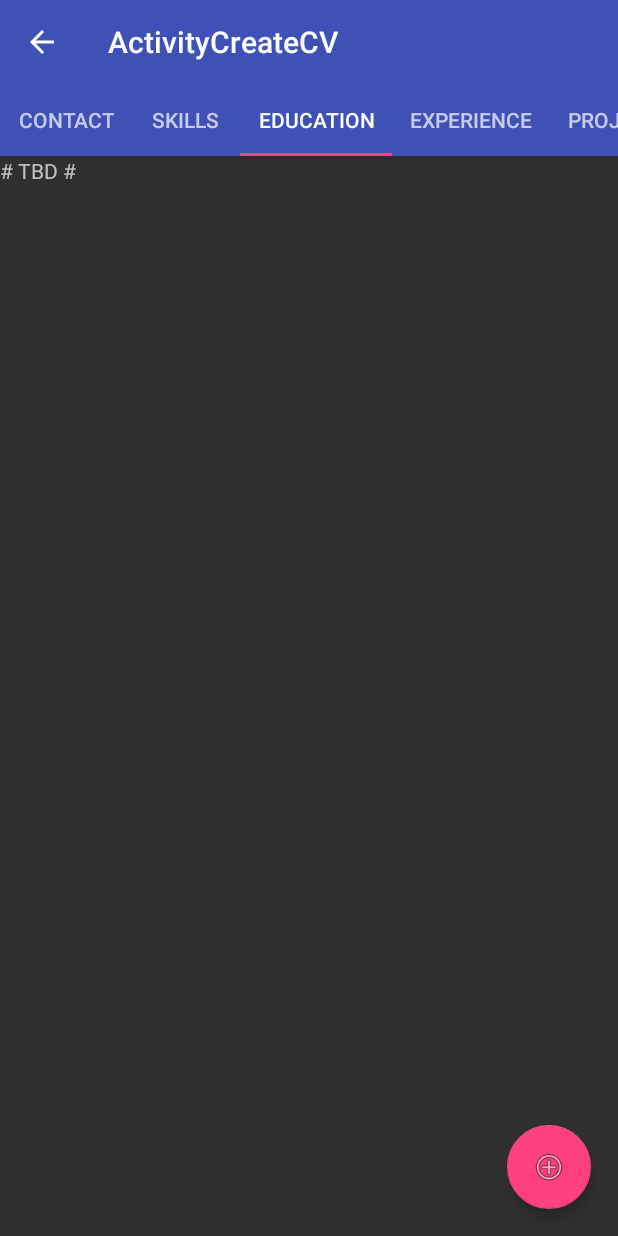
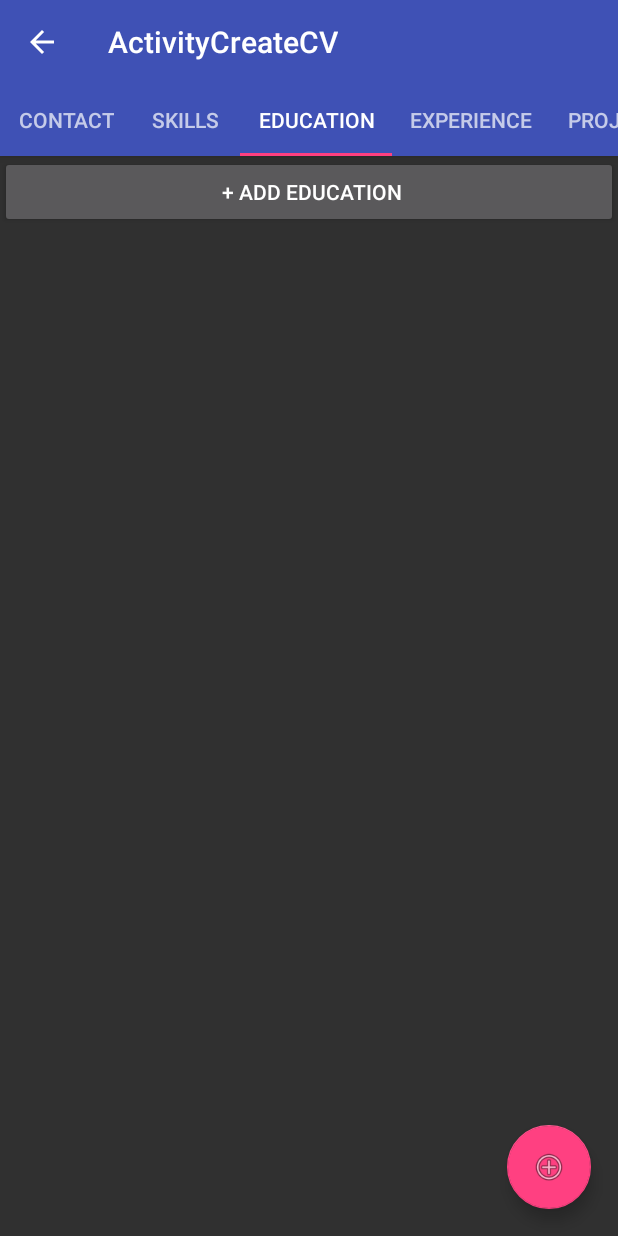
Before and after one commit to tpetru/CV_Inteligent, an Android app: the screen it shows after launch (ActivityCreateCV), tab 3 chosen, on a phone screen of 412 x 824 dp. Run offline under Robolectric (Android 15) with nearby library versions, the phone set to English and light mode, and no system bars; 3 statements that could not run were skipped.

Commit message:
Add EducationData and ExperienceData to Activity 'Create CV'. Remove ContactData on Activity 'Create CV'.

```diff
--- a/app/src/main/java/com/example/user/licenta2/Backend/SkillListAdapter.java
+++ b/app/src/main/java/com/example/user/licenta2/Backend/SkillListAdapter.java
@@ -8,42 +8,38 @@ import android.view.ViewGroup;
 import android.widget.ArrayAdapter;
 import android.widget.TextView;
 
-import com.example.user.licenta2.Fragments.Fragment_Skills;
 import com.example.user.licenta2.MyClasses.Skill;
 import com.example.user.licenta2.R;
 
 import java.util.ArrayList;
-import java.util.List;
 
 public class SkillListAdapter extends ArrayAdapter<Skill> {
-    private Activity context;
-    private ArrayList<Skill> skills;
+    private Context context;
+    private ArrayList<Skill> skillsAdapter;
 
-    public SkillListAdapter(Activity context, ArrayList<Skill> _skills) {
+    public SkillListAdapter(Context context, ArrayList<Skill> _skills) {
         super(context, 0, _skills);
         this.context = context;
-        this.skills = _skills;
+        this.skillsAdapter = _skills;
     }
 
 
     @Override
     public View getView(int position, View convertView, ViewGroup parent) {
 
-
         View view;
 
         // Get the view
         view = convertView;
         if(view == null) {
-            view = LayoutInflater.from(context).inflate(R.layout.skills_list, parent, false);
+            view = LayoutInflater.from(context).inflate(R.layout.list_skills, parent, false);
         }
 
 
-        if(skills.size() == 0) return view;
+        if(skillsAdapter.size() == 0) return view;
 
         // Get the Skill Object from position position.
-//        Skill skill = getItem(position);
-        Skill skill = skills.get(position);
+        Skill skill = skillsAdapter.get(position);
 
         // Get the TextView from layout
         TextView line1 = view.findViewById(R.id.tv_SkillsList_line1);
--- a/app/src/main/java/com/example/user/licenta2/CV.java
+++ b/app/src/main/java/com/example/user/licenta2/CV.java
@@ -18,8 +18,8 @@ public class CV implements Parcelable {
     private String country, city, cod_postal;
     private String phoneNumber, email;
     private ArrayList<Skill> skills;
-    private List<Education> education;
-    private List<Experience> experiences;
+    private ArrayList<Education> education;
+    private ArrayList<Experience> experiences;
     private List<Project> projects;
     private List<Communication> communications;
 
@@ -162,19 +162,19 @@ public class CV implements Parcelable {
         this.skills = skills;
     }
 
-    public List<Education> getEducation() {
+    public ArrayList<Education> getEducation() {
         return education;
     }
 
-    public void setEducation(List<Education> education) {
+    public void setEducation(ArrayList<Education> education) {
         this.education = education;
     }
 
-    public List<Experience> getExperiences() {
+    public ArrayList<Experience> getExperiences() {
         return experiences;
     }
 
-    public void setExperiences(List<Experience> experiences) {
+    public void setExperiences(ArrayList<Experience> experiences) {
         this.experiences = experiences;
     }
 
--- a/app/src/main/java/com/example/user/licenta2/Fragments/Fragment_Contact.java
+++ b/app/src/main/java/com/example/user/licenta2/Fragments/Fragment_Contact.java
@@ -2,15 +2,24 @@ package com.example.user.licenta2.Fragments;
 
 import android.os.Bundle;
 import android.support.v4.app.Fragment;
-import android.support.v4.app.FragmentTransaction;
+import android.util.Log;
 import android.view.LayoutInflater;
 import android.view.View;
 import android.view.ViewGroup;
+import android.widget.ArrayAdapter;
+import android.widget.Button;
+import android.widget.EditText;
+import android.widget.ListView;
 
+import com.example.user.licenta2.CV;
 import com.example.user.licenta2.R;
 
 
-public class Fragment_Contact extends Fragment {
+public class Fragment_Contact extends Fragment implements View.OnClickListener {
+
+    private ArrayAdapter<String> adapterContact;
+    private EditText et_cv_firstname, et_cv_middlename, et_cv_lastname, et_cv_country, et_cv_city, et_cv_zip, et_cv_phone, et_cv_email;
+    private Button updateContactBtn;
 
     public Fragment_Contact() {
         // Required empty public constructor
@@ -26,6 +35,116 @@ public class Fragment_Contact extends Fragment {
                              Bundle savedInstanceState) {
 
         // Inflate the layout for this fragment
-        return inflater.inflate(R.layout.fragment_fragment__contact, container, false);
+        View rootView = inflater.inflate(R.layout.fragment_fragment__contact, container, false);
+
+        // AddSkill Button
+        updateContactBtn = (Button) rootView.findViewById(R.id.btnUpdateContact);
+        updateContactBtn.setOnClickListener(this);
+
+        // Get CV from ActivityCreateCV
+        Bundle data = getActivity().getIntent().getExtras();
+        CV cv = data.getParcelable("newCV");
+
+        final ListView listView = (ListView) rootView.findViewById(R.id.lv_currentContact);
+        listView.setAdapter(adapterContact);
+
+
+
+        et_cv_firstname = (EditText) rootView.findViewById(R.id.et_contact_firstname);
+        et_cv_middlename = (EditText) rootView.findViewById(R.id.et_contact_middlename);
+        et_cv_lastname = (EditText) rootView.findViewById(R.id.et_contact_lastname);
+        et_cv_country = (EditText) rootView.findViewById(R.id.et_contact_country);
+        et_cv_city = (EditText) rootView.findViewById(R.id.et_contact_city);
+        et_cv_zip = (EditText) rootView.findViewById(R.id.et_contact_zip);
+        et_cv_phone = (EditText) rootView.findViewById(R.id.et_contact_phoneNumber);
+        et_cv_email = (EditText) rootView.findViewById(R.id.et_contact_email);
+
+        et_cv_firstname.setText(cv.getFirstName());
+        et_cv_middlename.setText(cv.getMiddleName());
+        et_cv_lastname.setText(cv.getLastName());
+        et_cv_country.setText(cv.getCountry());
+        et_cv_city.setText(cv.getCity());
+        et_cv_zip.setText(cv.getCod_postal());
+        et_cv_phone.setText(cv.getPhoneNumber());
+        et_cv_email.setText(cv.getEmail());
+
+        adapterContact = new ArrayAdapter<String>(getActivity().getApplicationContext(), 0);
+        adapterContact.add(et_cv_firstname.getText().toString());
+        adapterContact.add(et_cv_middlename.getText().toString());
+        adapterContact.add(et_cv_lastname.getText().toString());
+        adapterContact.add(et_cv_country.getText().toString());
+        adapterContact.add(et_cv_city.getText().toString());
+        adapterContact.add(et_cv_zip.getText().toString());
+        adapterContact.add(et_cv_phone.getText().toString());
+        adapterContact.add(et_cv_email.getText().toString());
+
+        return rootView;
+    }
+
+    @Override
+    public void onClick(View v) {
+        switch (v.getId()) {
+            case R.id.btnUpdateContact:
+                adapterContact.clear();
+
+                if(et_cv_firstname.getText().toString().length() != 0)
+                    adapterContact.add(et_cv_firstname.getText().toString());
+                else
+                    adapterContact.add(null);
+
+
+                if(et_cv_middlename.getText().toString().length() != 0)
+                    adapterContact.add(et_cv_middlename.getText().toString());
+                else
+                    adapterContact.add(null);
+
+
+                if(et_cv_lastname.getText().toString().length() != 0)
+                    adapterContact.add(et_cv_lastname.getText().toString());
+                else
+                    adapterContact.add(null);
+
+
+                if(et_cv_country.getText().toString().length() != 0)
+                    adapterContact.add(et_cv_country.getText().toString());
+                else
+                    adapterContact.add(null);
+
+
+                if(et_cv_city.getText().toString().length() != 0)
+                    adapterContact.add(et_cv_city.getText().toString());
+                else
+                    adapterContact.add(null);
+
+
+                if(et_cv_zip.getText().toString().length() != 0)
+                    adapterContact.add(et_cv_zip.getText().toString());
+                else
+                    adapterContact.add(null);
+
+
+                if(et_cv_phone.getText().toString().length() != 0)
+                    adapterContact.add(et_cv_phone.getText().toString());
+                else
+                    adapterContact.add(null);
+
+
+                if(et_cv_email.getText().toString().length() != 0)
+                    adapterContact.add(et_cv_email.getText().toString());
+                else
+                    adapterContact.add(null);
+
+
+                adapterContact.notifyDataSetChanged();
+
+                break;
+
+                default:
+                    break;
+        }
+    }
+
+    public ArrayAdapter<String> getAdapterContact() {
+        return this.adapterContact;
     }
 }
--- a/app/src/main/java/com/example/user/licenta2/Fragments/Fragment_Skills.java
+++ b/app/src/main/java/com/example/user/licenta2/Fragments/Fragment_Skills.java
@@ -1,17 +1,13 @@
 package com.example.user.licenta2.Fragments;
 
-import android.app.Activity;
 import android.app.AlertDialog;
 import android.content.DialogInterface;
 import android.os.Bundle;
 import android.support.v4.app.Fragment;
-import android.support.v4.app.ListFragment;
-import android.util.Log;
 import android.view.LayoutInflater;
 import android.view.View;
 import android.view.ViewGroup;
 import android.widget.AdapterView;
-import android.widget.ArrayAdapter;
 import android.widget.Button;
 import android.widget.EditText;
 import android.widget.ListView;
@@ -21,17 +17,14 @@ import com.example.user.licenta2.Backend.SkillListAdapter;
 import com.example.user.licenta2.CV;
 import com.example.user.licenta2.MyClasses.Skill;
 import com.example.user.licenta2.R;
-import com.example.user.licenta2.UI.ActivityCreateCV;
 
 import java.util.ArrayList;
 import java.util.Random;
 
 
 public class Fragment_Skills extends Fragment implements View.OnClickListener {
-    private Button addSkillBtn;
-    private CV cv;
-//    private SkillListAdapter skillsAdapter;
-    private SkillListAdapter adapter;
+
+    private SkillListAdapter adapterSkills;
 
     public Fragment_Skills() {
         // Required empty public constructor
@@ -51,23 +44,23 @@ public class Fragment_Skills extends Fragment implements View.OnClickListener {
 
 
         // AddSkill Button
-        addSkillBtn = (Button) rootView.findViewById(R.id.btnAddSkill);
+        Button addSkillBtn = (Button) rootView.findViewById(R.id.btnAddSkill);
         addSkillBtn.setOnClickListener(this);
 
 
 
         // Get CV from ActivityCreateCV
         Bundle data = getActivity().getIntent().getExtras();
-        cv = data.getParcelable("newCV");
+        CV cv = data.getParcelable("newCV");
         final ArrayList<Skill> skills = cv.getSkills();
 
-        if(!(null == adapter))
-            adapter = null;
+        if(!(null == adapterSkills))
+            adapterSkills = null;
 
-        adapter = new SkillListAdapter(getActivity(), skills);
+        adapterSkills = new SkillListAdapter(getActivity().getApplicationContext(), skills);
 
         final ListView listView = (ListView) rootView.findViewById(R.id.lv_currentSkills);
-        listView.setAdapter(adapter);
+        listView.setAdapter(adapterSkills);
 
         listView.setOnItemClickListener(new AdapterView.OnItemClickListener() {
 
@@ -97,9 +90,9 @@ public class Fragment_Skills extends Fragment implements View.OnClickListener {
                         String newSkillTitle = skillTitle.getText().toString();
 
                         if(! newSkillTitle.isEmpty()) {
-                            adapter.getItem(position).setNume(newSkillTitle);
+                            adapterSkills.getItem(position).setNume(newSkillTitle);
 
-                            adapter.notifyDataSetChanged();
+                            adapterSkills.notifyDataSetChanged();
                             dialog.dismiss();
                         }
                         else {
@@ -115,8 +108,8 @@ public class Fragment_Skills extends Fragment implements View.OnClickListener {
                         String newSkillTitle = skillTitle.getText().toString();
 
                         if(! newSkillTitle.isEmpty()) {
-                            adapter.remove(selectedSkill);
-                            adapter.notifyDataSetChanged();
+                            adapterSkills.remove(selectedSkill);
+                            adapterSkills.notifyDataSetChanged();
                             dialog.dismiss();
                         }
                         else {
@@ -149,12 +142,12 @@ public class Fragment_Skills extends Fragment implements View.OnClickListener {
                 mBuilder.setPositiveButton("Add", new DialogInterface.OnClickListener() {
                     @Override
                     public void onClick(DialogInterface dialog, int id) {
-                        String newSkillTitle = skillTitle.getText().toString();
+                        String str_newSkillTitle = skillTitle.getText().toString();
 
-                        if(! newSkillTitle.isEmpty()) {
-                            Skill newSkill = new Skill(newSkillTitle);
-                            adapter.add(newSkill);
-                            adapter.notifyDataSetChanged();
+                        if(! str_newSkillTitle.isEmpty()) {
+                            Skill newSkill = new Skill(str_newSkillTitle);
+                            adapterSkills.add(newSkill);
+                            adapterSkills.notifyDataSetChanged();
                             dialog.dismiss();
                         }
                         else {
--- a/app/src/main/java/com/example/user/licenta2/MyClasses/Education.java
+++ b/app/src/main/java/com/example/user/licenta2/MyClasses/Education.java
@@ -7,7 +7,7 @@ public class Education {
     private String data_sfarsit;
     private String specializare;
 
-    public Education(String _type, String _name, String _data_inceput, String _data_sfarsit, String _specialziare)
+    public Education(String _type, String _name, String _specialziare, String _data_inceput, String _data_sfarsit)
     {
         this.type = _type;
         this.nume = _name;
--- a/app/src/main/res/layout/fragment_fragment__education.xml
+++ b/app/src/main/res/layout/fragment_fragment__education.xml
@@ -3,12 +3,22 @@
     xmlns:tools="http://schemas.android.com/tools"
     android:layout_width="match_parent"
     android:layout_height="match_parent"
-    tools:context=".Fragments.Fragment_Education">
+    tools:context=".Fragments.Fragment_Skills">
 
-    <!-- TODO: Update blank fragment layout -->
-    <TextView
+    <LinearLayout
         android:layout_width="match_parent"
         android:layout_height="match_parent"
-        android:text="# TBD #" />
+        android:orientation="vertical">
 
+        <Button
+            android:id="@+id/btnAddEducation"
+            android:layout_width="match_parent"
+            android:layout_height="wrap_content"
+            android:text=" + Add Education" />
+
+        <ListView
+            android:id="@+id/lv_currentEducations"
+            android:layout_width="match_parent"
+            android:layout_height="match_parent" />
+    </LinearLayout>
 </FrameLayout>
--- a/app/src/main/res/layout/fragment_fragment__skills.xml
+++ b/app/src/main/res/layout/fragment_fragment__skills.xml
@@ -4,7 +4,6 @@
     android:layout_width="match_parent"
     android:layout_height="match_parent"
     tools:context=".Fragments.Fragment_Skills">
-
 
     <LinearLayout
         android:layout_width="match_parent"
@@ -15,7 +14,7 @@
             android:id="@+id/btnAddSkill"
             android:layout_width="match_parent"
             android:layout_height="wrap_content"
-            android:text=" + Adauga Skill" />
+            android:text=" + Add Skill" />
 
         <ListView
             android:id="@+id/lv_currentSkills"
--- a/app/src/main/res/values/colors.xml
+++ b/app/src/main/res/values/colors.xml
@@ -1,6 +1,6 @@
 <?xml version="1.0" encoding="utf-8"?>
 <resources>
-    <color name="colorPrimary">#3F51B5</color>
+    <color name="colorPrimary">#3f51b5</color>
     <color name="colorPrimaryDark">#303F9F</color>
     <color name="colorAccent">#FF4081</color>
     <color name="colorSonicSilver">#757761</color>
```
Also changed, not shown: app/src/main/java/com/example/user/licenta2/Backend/pdfGenerator.java (+70 -71 lines), app/src/main/java/com/example/user/licenta2/Fragments/Fragment_Education.java (+89 -3 lines), app/src/main/java/com/example/user/licenta2/Fragments/Fragment_Experience.java (+109 -5 lines), app/src/main/java/com/example/user/licenta2/MyClasses/Experience.java (+6 -1 lines), app/src/main/java/com/example/user/licenta2/UI/ActivityCreateCV.java (+62 -23 lines), app/src/main/res/layout/activity_create_cv.xml (+0 -35 lines), app/src/main/res/layout/dialog__new_skill.xml (+2 -9 lines), app/src/main/res/layout/fragment_fragment__contact.xml (+14 -0 lines), app/src/main/res/layout/fragment_fragment__experience.xml (+13 -3 lines), app/src/main/res/layout/list_skills.xml (renamed from app/src/main/res/layout/skills_list.xml).
